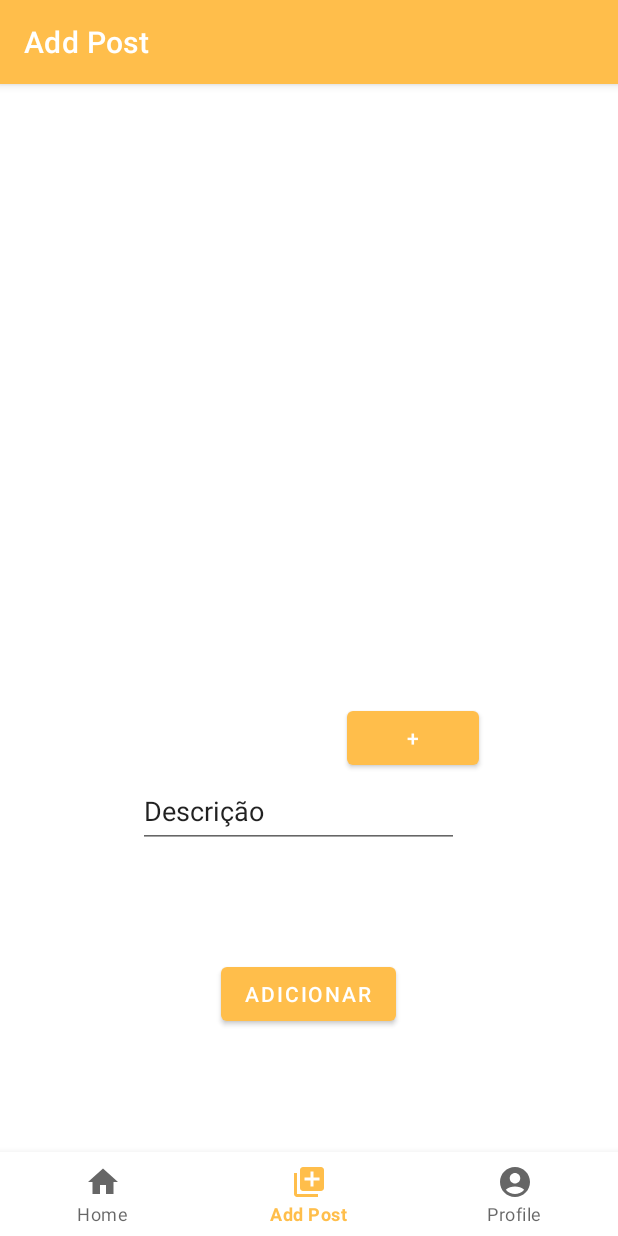
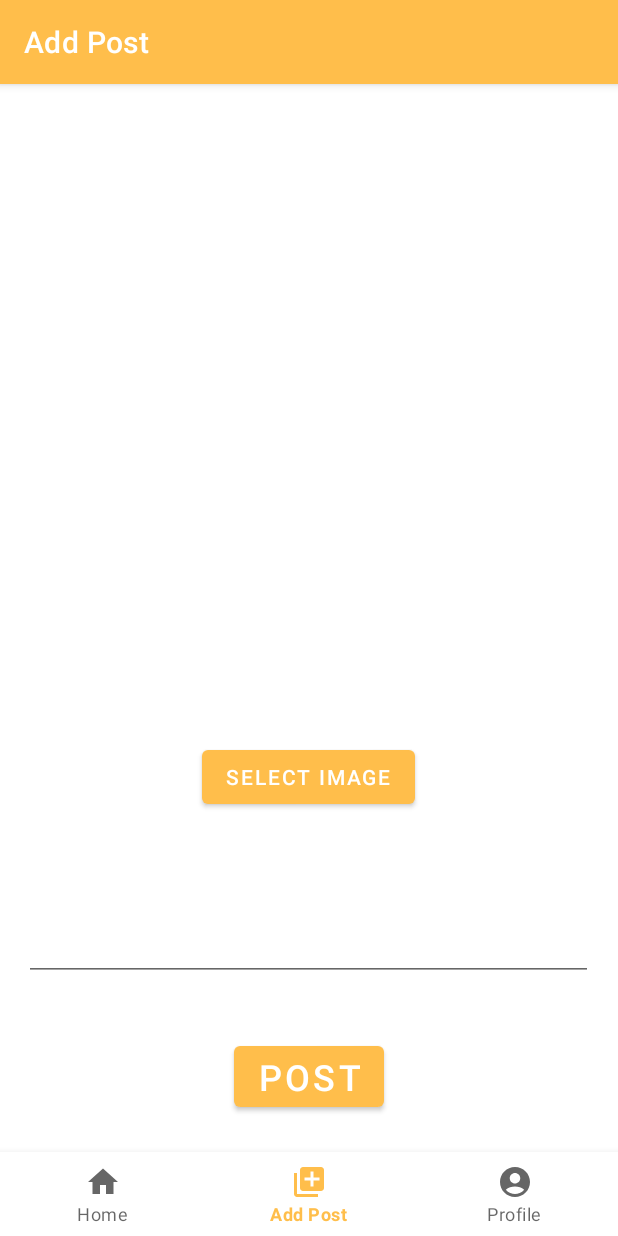
Before and after one commit to FranciscoOliveira7/ReBeal, an Android app: the AddPostFragment screen opened through its navigation route, on a phone screen of 412 x 824 dp. Run offline under Robolectric (Android 15) with nearby library versions, the phone set to English and light mode, and no system bars; our stand-ins replace Firebase (no records; nobody signed in at launch, a user with empty details on screens opened directly), navigation-ui; pictures from the network do not load.

Commit message:
added image upload to add post

```diff
--- a/app/src/main/java/ipca/project/rebeal/ui/addpost/AddPostFragment.kt
+++ b/app/src/main/java/ipca/project/rebeal/ui/addpost/AddPostFragment.kt
@@ -1,11 +1,14 @@
 package ipca.project.rebeal.ui.addpost
 
+import android.content.Intent
+import android.media.Image
 import androidx.lifecycle.ViewModelProvider
 import android.os.Bundle
 import androidx.fragment.app.Fragment
 import android.view.LayoutInflater
 import android.view.View
 import android.view.ViewGroup
+import android.widget.ImageView
 import com.google.firebase.Firebase
 import com.google.firebase.auth.FirebaseAuth
 import com.google.firebase.auth.auth
@@ -27,4 +30,26 @@ class AddPostFragment : Fragment() {
         _binding = FragmentAddPostBinding.inflate(inflater, container, false)
         return binding.root
     }
+
+    override fun onViewCreated(view: View, savedInstanceState: Bundle?) {
+        super.onViewCreated(view, savedInstanceState)
+
+        binding.buttonSelectImage.setOnClickListener {
+            uploadImage()
+        }
+    }
+
+    private fun uploadImage() {
+        val intent = Intent()
+        intent.action = Intent.ACTION_GET_CONTENT
+        intent.type = "image/*"
+        startActivityForResult(intent, 1)
+    }
+
+    override fun onActivityResult(requestCode: Int, resultCode: Int, data: Intent?) {
+        super.onActivityResult(requestCode, resultCode, data)
+        if (requestCode == 1) {
+            binding.imageView2.setImageURI(data?.data)
+        }
+    }
 }
--- a/app/src/main/res/layout/fragment_add_post.xml
+++ b/app/src/main/res/layout/fragment_add_post.xml
@@ -7,49 +7,49 @@
     tools:context=".ui.addpost.AddPostFragment">
 
     <Button
-        android:id="@+id/AdicionarPost"
+        android:id="@+id/button"
         android:layout_width="wrap_content"
         android:layout_height="wrap_content"
-        android:text="Adicionar"
+        android:layout_marginBottom="16dp"
+        android:text="Post"
+        android:textSize="24sp"
         app:layout_constraintBottom_toBottomOf="parent"
         app:layout_constraintEnd_toEndOf="parent"
-        app:layout_constraintStart_toStartOf="parent"
-        app:layout_constraintTop_toBottomOf="@+id/editTextDescricao" />
-
-    <TextView
-        android:id="@+id/UsernameId"
-        android:layout_width="100dp"
-        android:layout_height="26dp"
-        android:layout_marginTop="32dp"
-        app:layout_constraintStart_toStartOf="@+id/FotoPerfilId"
-        app:layout_constraintTop_toBottomOf="@+id/FotoPerfilId" />
-
-    <EditText
-        android:id="@+id/editTextDescricao"
-        android:layout_width="214dp"
-        android:layout_height="49dp"
-        android:layout_marginTop="16dp"
-        android:ems="10"
-        android:inputType="text"
-        android:text="Descrição"
-        app:layout_constraintStart_toStartOf="@+id/UsernameId"
-        app:layout_constraintTop_toBottomOf="@+id/UsernameId" />
+        app:layout_constraintStart_toStartOf="parent" />
 
     <ImageView
-        android:id="@+id/FotoPerfilId"
-        android:layout_width="227dp"
-        android:layout_height="236dp"
-        android:layout_marginTop="64dp"
+        android:id="@+id/imageView2"
+        android:layout_width="320dp"
+        android:layout_height="320dp"
+        android:layout_marginTop="16dp"
         app:layout_constraintEnd_toEndOf="parent"
         app:layout_constraintStart_toStartOf="parent"
         app:layout_constraintTop_toTopOf="parent"
-        tools:src="@tools:sample/avatars" />
+        tools:src="@tools:sample/backgrounds/scenic" />
 
     <Button
-        android:id="@+id/AdicionarFoto"
+        android:id="@+id/buttonSelectImage"
         android:layout_width="wrap_content"
         android:layout_height="wrap_content"
-        android:text="+"
-        app:layout_constraintBottom_toTopOf="@+id/editTextDescricao"
-        app:layout_constraintEnd_toEndOf="@+id/FotoPerfilId" />
+        android:layout_marginTop="16dp"
+        android:text="Select Image"
+        app:layout_constraintEnd_toEndOf="parent"
+        app:layout_constraintStart_toStartOf="parent"
+        app:layout_constraintTop_toBottomOf="@+id/imageView2" />
+
+    <EditText
+        android:id="@+id/editTextTextMultiLine2"
+        android:layout_width="0dp"
+        android:layout_height="wrap_content"
+        android:layout_marginStart="16dp"
+        android:layout_marginTop="64dp"
+        android:layout_marginEnd="16dp"
+        android:ems="10"
+        android:gravity="start|top"
+        android:inputType="textMultiLine"
+        android:textSize="20sp"
+        app:layout_constraintEnd_toEndOf="parent"
+        app:layout_constraintStart_toStartOf="parent"
+        app:layout_constraintTop_toBottomOf="@+id/buttonSelectImage" />
+
 </androidx.constraintlayout.widget.ConstraintLayout>
```
